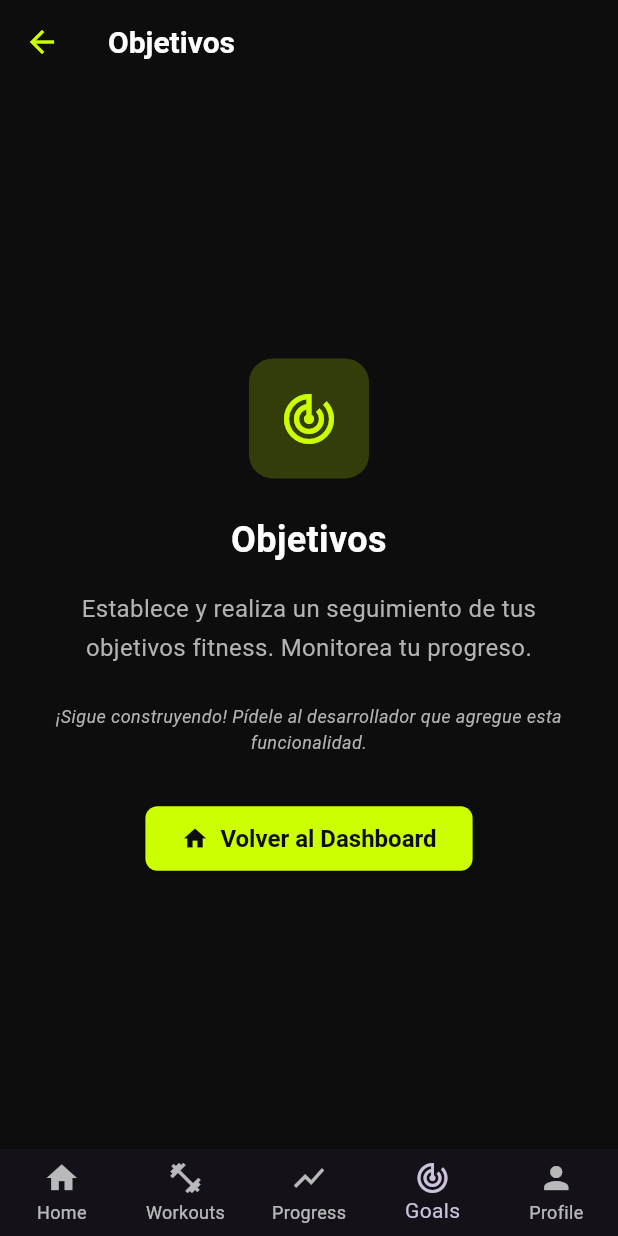
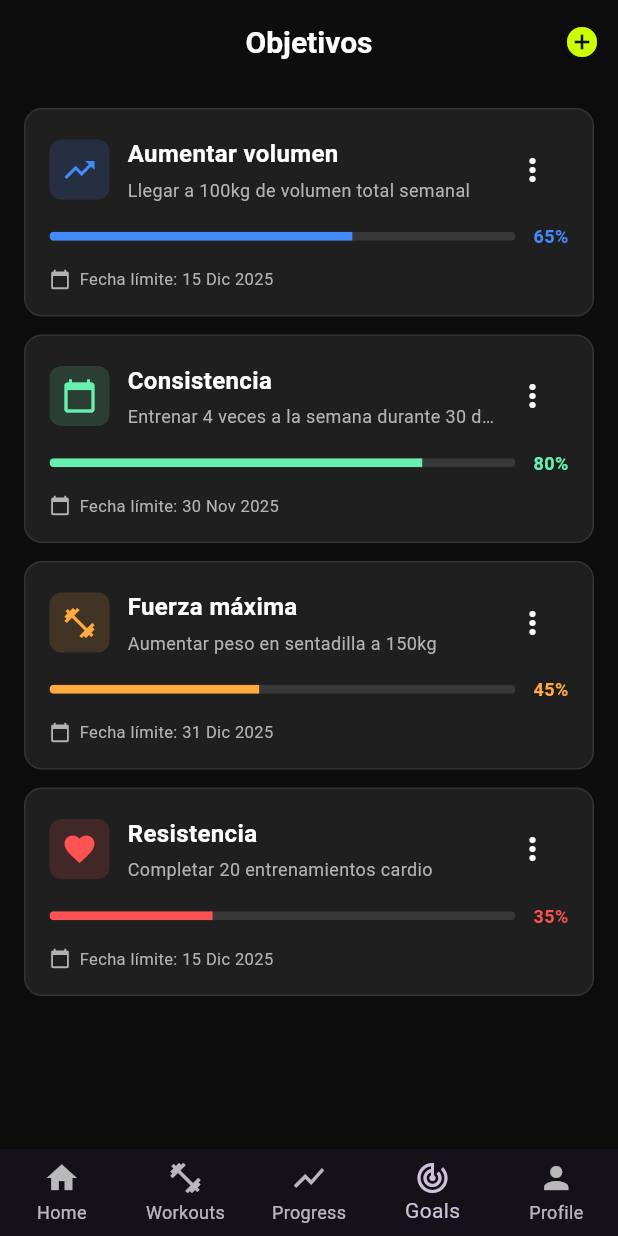
Before and after one commit to loly2603/gymtrack, a Flutter app: the MainScaffold screen opened by its route, item 4 of the bottom bar chosen, on a phone screen of 412 x 824 dp. Run offline on Flutter 3.47's test engine with Material 3 defaults, Android fonts, the phone set to English and light mode, and no system bars; accounts and stored records are empty.

Commit message:
implement goals

```diff
--- a/lib/main.dart
+++ b/lib/main.dart
@@ -6,6 +6,7 @@ import 'screens/login_screen.dart';
 import 'screens/welcome_screen.dart';
 import 'screens/forgot_password_screen.dart';
 import 'screens/register_screen.dart';
+import 'screens/goals_screen.dart';
 
 void main() {
   runApp(const MyApp());
--- /dev/null
+++ b/lib/screens/goals_screen.dart
@@ -0,0 +1,288 @@
+import 'package:flutter/material.dart';
+import '../theme/app_theme.dart';
+
+class GoalsScreen extends StatefulWidget {
+  const GoalsScreen({super.key});
+
+  @override
+  State<GoalsScreen> createState() => _GoalsScreenState();
+}
+
+class _GoalsScreenState extends State<GoalsScreen> {
+  final List<Map<String, dynamic>> goals = [
+    {
+      'title': 'Aumentar volumen',
+      'description': 'Llegar a 100kg de volumen total semanal',
+      'progress': 0.65,
+      'icon': Icons.trending_up,
+      'color': Colors.blueAccent,
+      'deadline': '15 Dic 2025',
+    },
+    {
+      'title': 'Consistencia',
+      'description': 'Entrenar 4 veces a la semana durante 30 días',
+      'progress': 0.80,
+      'icon': Icons.calendar_today,
+      'color': Colors.greenAccent,
+      'deadline': '30 Nov 2025',
+    },
+    {
+      'title': 'Fuerza máxima',
+      'description': 'Aumentar peso en sentadilla a 150kg',
+      'progress': 0.45,
+      'icon': Icons.fitness_center,
+      'color': Colors.orangeAccent,
+      'deadline': '31 Dic 2025',
+    },
+    {
+      'title': 'Resistencia',
+      'description': 'Completar 20 entrenamientos cardio',
+      'progress': 0.35,
+      'icon': Icons.favorite,
+      'color': Colors.redAccent,
+      'deadline': '15 Dic 2025',
+    },
+  ];
+
+  void _editGoal(int index) {
+    showDialog(
+      context: context,
+      builder: (context) => AlertDialog(
+        title: const Text('Editar Objetivo'),
+        content: SingleChildScrollView(
+          child: Column(
+            mainAxisSize: MainAxisSize.min,
+            children: [
+              TextFormField(
+                initialValue: goals[index]['title'],
+                decoration: const InputDecoration(labelText: 'Título'),
+              ),
+              const SizedBox(height: 12),
+              TextFormField(
+                initialValue: goals[index]['description'],
+                decoration: const InputDecoration(labelText: 'Descripción'),
+                maxLines: 2,
+              ),
+              const SizedBox(height: 12),
+              TextFormField(
+                initialValue: goals[index]['deadline'],
+                decoration: const InputDecoration(labelText: 'Fecha límite'),
+              ),
+            ],
+          ),
+        ),
+        actions: [
+          TextButton(
+            onPressed: () => Navigator.pop(context),
+            child: const Text('Cancelar'),
+          ),
+          TextButton(
+            onPressed: () => Navigator.pop(context),
+            child: const Text('Guardar'),
+          ),
+        ],
+      ),
+    );
+  }
+
+  void _deleteGoal(int index) {
+    showDialog(
+      context: context,
+      builder: (context) => AlertDialog(
+        title: const Text('Eliminar Objetivo'),
+        content: const Text('¿Estás seguro de que deseas eliminar este objetivo?'),
+        actions: [
+          TextButton(
+            onPressed: () => Navigator.pop(context),
+            child: const Text('Cancelar'),
+          ),
+          TextButton(
+            onPressed: () {
+              setState(() => goals.removeAt(index));
+              Navigator.pop(context);
+            },
+            child: const Text(
+              'Eliminar',
+              style: TextStyle(color: Colors.red),
+            ),
+          ),
+        ],
+      ),
+    );
+  }
+
+  @override
+  Widget build(BuildContext context) {
+    return Column(
+      children: [
+        AppBar(
+          title: const Text('Objetivos'),
+          centerTitle: true,
+          automaticallyImplyLeading: false,
+          elevation: 0,
+          actions: [
+            IconButton(
+              icon: const Icon(Icons.add_circle),
+              onPressed: () {
+                ScaffoldMessenger.of(context).showSnackBar(
+                  const SnackBar(content: Text('Crear nuevo objetivo')),
+                );
+              },
+            ),
+          ],
+        ),
+        Expanded(
+          child: ListView.builder(
+            padding: const EdgeInsets.all(16),
+            itemCount: goals.length,
+            itemBuilder: (context, index) {
+              final goal = goals[index];
+              return _GoalCard(
+                title: goal['title'],
+                description: goal['description'],
+                progress: goal['progress'],
+                icon: goal['icon'],
+                color: goal['color'],
+                deadline: goal['deadline'],
+                onEdit: () => _editGoal(index),
+                onDelete: () => _deleteGoal(index),
+              );
+            },
+          ),
+        ),
+      ],
+    );
+  }
+}
+
+class _GoalCard extends StatelessWidget {
+  final String title;
+  final String description;
+  final double progress;
+  final IconData icon;
+  final Color color;
+  final String deadline;
+  final VoidCallback onEdit;
+  final VoidCallback onDelete;
+
+  const _GoalCard({
+    required this.title,
+    required this.description,
+    required this.progress,
+    required this.icon,
+    required this.color,
+    required this.deadline,
+    required this.onEdit,
+    required this.onDelete,
+  });
+
+  @override
+  Widget build(BuildContext context) {
+    return Container(
+      margin: const EdgeInsets.only(bottom: 12),
+      padding: const EdgeInsets.all(16),
+      decoration: BoxDecoration(
+        color: AppTheme.darkCard,
+        borderRadius: BorderRadius.circular(12),
+        border: Border.all(color: AppTheme.darkBorder),
+      ),
+      child: Column(
+        crossAxisAlignment: CrossAxisAlignment.start,
+        children: [
+          Row(
+            children: [
+              Container(
+                padding: const EdgeInsets.all(8),
+                decoration: BoxDecoration(
+                  color: color.withValues(alpha: 0.15),
+                  borderRadius: BorderRadius.circular(8),
+                ),
+                child: Icon(icon, color: color, size: 24),
+              ),
+              const SizedBox(width: 12),
+              Expanded(
+                child: Column(
+                  crossAxisAlignment: CrossAxisAlignment.start,
+                  children: [
+                    Text(
+                      title,
+                      style: const TextStyle(
+                        fontSize: 16,
+                        fontWeight: FontWeight.bold,
+                        color: AppTheme.lightText,
+                      ),
+                    ),
+                    const SizedBox(height: 4),
+                    Text(
+                      description,
+                      style: TextStyle(
+                        fontSize: 12,
+                        color: AppTheme.mutedText,
+                      ),
+                      maxLines: 1,
+                      overflow: TextOverflow.ellipsis,
+                    ),
+                  ],
+                ),
+              ),
+              PopupMenuButton(
+                itemBuilder: (context) => [
+                  PopupMenuItem(
+                    child: const Text('Editar'),
+                    onTap: onEdit,
+                  ),
+                  PopupMenuItem(
+                    child: const Text(
+                      'Eliminar',
+                      style: TextStyle(color: Colors.red),
+                    ),
+                    onTap: onDelete,
+                  ),
+                ],
+              ),
+            ],
+          ),
+          const SizedBox(height: 12),
+          Row(
+            children: [
+              Expanded(
+                child: ClipRRect(
+                  borderRadius: BorderRadius.circular(4),
+                  child: LinearProgressIndicator(
+                    value: progress,
+                    minHeight: 6,
+                    backgroundColor: Colors.grey.withValues(alpha: 0.2),
+                    valueColor: AlwaysStoppedAnimation<Color>(color),
+                  ),
+                ),
+              ),
+              const SizedBox(width: 12),
+              Text(
+                '${(progress * 100).toStringAsFixed(0)}%',
+                style: TextStyle(
+                  fontSize: 12,
+                  fontWeight: FontWeight.bold,
+                  color: color,
+                ),
+              ),
+            ],
+          ),
+          const SizedBox(height: 12),
+          Row(
+            children: [
+              Icon(Icons.calendar_today, size: 14, color: AppTheme.mutedText),
+              const SizedBox(width: 6),
+              Text(
+                'Fecha límite: $deadline',
+                style: TextStyle(
+                  fontSize: 11,
+                  color: AppTheme.mutedText,
+                ),
+              ),
+            ],
+          ),
+        ],
+      ),
+    );
+  }
+}
--- a/lib/widgets/main_scaffold.dart
+++ b/lib/widgets/main_scaffold.dart
@@ -3,7 +3,7 @@ import '../screens/dashboard_screen.dart';
 import '../screens/workouts_screen.dart';
 import '../screens/progress_screen.dart';
 import '../screens/profile_screen.dart';
-import '../screens/placeholder_screen.dart';
+import '../screens/goals_screen.dart';
 
 class MainScaffold extends StatefulWidget {
   final int initialIndex;
@@ -25,11 +25,7 @@ class _MainScaffoldState extends State<MainScaffold> {
       const DashboardScreen(),
       const WorkoutsScreen(),
       const ProgressScreen(),
-      const PlaceholderScreen(
-        title: 'Objetivos',
-        description: 'Establece y realiza un seguimiento de tus objetivos fitness. Monitorea tu progreso.',
-        icon: Icons.track_changes,
-      ),
+      const GoalsScreen(),
       const ProfileScreen(),
     ];
   }
```
Also changed, not shown: lib/screens/dashboard_screen.dart (+75 -49 lines).
